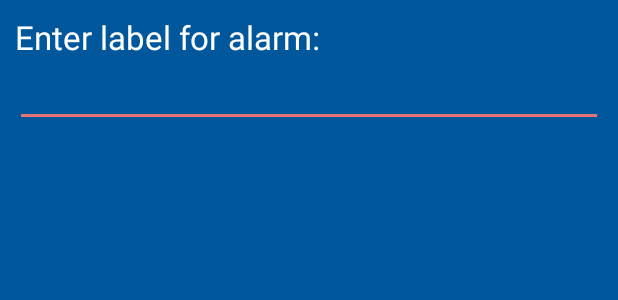
After one commit to scottblechman/Otter, an Android app: the layout label_dialog.xml on its own in the app's theme, with its tools: preview values and no code run, on a phone screen of 412 x 824 dp. The commit adds this screen. Shown: the top 300 px of the screen. Run offline under Robolectric (Android 15) with nearby library versions, the phone set to English and light mode, and no system bars.

Commit message:
Added dialog for alarm description

```diff
--- a/app/src/main/java/com/scottblechman/otter/ui/fragment/DatePickerFragment.java
+++ b/app/src/main/java/com/scottblechman/otter/ui/fragment/DatePickerFragment.java
@@ -36,6 +36,6 @@ public class DatePickerFragment extends DialogFragment
     }
 
     public void onDateSet(DatePicker view, int year, int month, int day) {
-        // Do something with the date chosen by the user
+        mCallback.onDateSet(view, year, month, day);
     }
 }
--- /dev/null
+++ b/app/src/main/res/layout/label_dialog.xml
@@ -0,0 +1,27 @@
+<?xml version="1.0" encoding="utf-8"?>
+<LinearLayout xmlns:android="http://schemas.android.com/apk/res/android"
+    android:id="@+id/layout_root"
+    android:layout_width="fill_parent"
+    android:layout_height="fill_parent"
+    android:orientation="vertical"
+    android:padding="10dp" >
+
+    <TextView
+        android:id="@+id/textView1"
+        android:layout_width="wrap_content"
+        android:layout_height="wrap_content"
+        android:text="@string/label_dialog_prompt"
+        android:textAppearance="?android:attr/textAppearanceLarge" />
+
+    <EditText
+        android:id="@+id/editTextDialogUserInput"
+        android:layout_width="match_parent"
+        android:layout_height="wrap_content"
+        android:inputType="text"
+        android:importantForAutofill="no">
+
+        <requestFocus />
+
+    </EditText>
+
+</LinearLayout>
--- a/app/src/main/res/values/strings.xml
+++ b/app/src/main/res/values/strings.xml
@@ -1,4 +1,7 @@
 <resources>
     <string name="app_name">Otter</string>
     <string name="action_settings">Settings</string>
+    <string name="label_dialog_prompt">Enter label for alarm:</string>
+    <string name="dialogOk">OK</string>
+    <string name="dialogCancel">Cancel</string>
 </resources>
```
Also changed, not shown: app/src/main/java/com/scottblechman/otter/ui/activity/MainActivity.java (+11 -5 lines), app/src/main/java/com/scottblechman/otter/ui/fragment/LabelFragment.java (added, +62 -0 lines).
